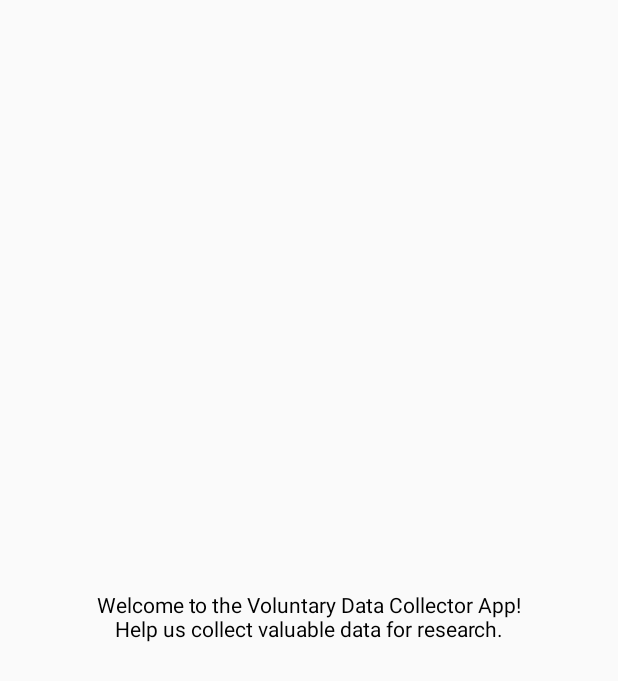
After one commit to PaulStudios/Voluntary-Data-Collector, an Android app built with Jetpack Compose: the InfoScreen screen opened through its navigation route, on a phone screen of 412 x 824 dp. The commit adds this screen. Shown: the top 681 px of the screen. Run offline under Robolectric (Android 15) with nearby library versions, the phone set to English and light mode, and no system bars; our stand-ins replace Firebase (no records; nobody signed in at launch, a user with empty details on screens opened directly).

Commit message:
Info Screen

```diff
--- /dev/null
+++ b/app/src/main/java/org/paulstudios/datasurvey/InfoScreen.kt
@@ -0,0 +1,21 @@
+package org.paulstudios.datasurvey
+
+import androidx.compose.foundation.layout.Arrangement
+import androidx.compose.foundation.layout.Column
+import androidx.compose.foundation.layout.fillMaxSize
+import androidx.compose.material3.Text
+import androidx.compose.runtime.Composable
+import androidx.compose.ui.Alignment
+import androidx.compose.ui.Modifier
+
+@Composable
+fun InfoScreen() {
+    Column(
+        modifier = Modifier.fillMaxSize(),
+        horizontalAlignment = Alignment.CenterHorizontally,
+        verticalArrangement = Arrangement.Center
+    ) {
+        Text("Welcome to the Voluntary Data Collector App!")
+        Text("Help us collect valuable data for research.")
+    }
+}
--- a/app/src/main/java/org/paulstudios/datasurvey/LoginScreen.kt
+++ b/app/src/main/java/org/paulstudios/datasurvey/LoginScreen.kt
@@ -67,7 +67,7 @@ fun LoginScreen(navController: NavController) {
                     auth.signInWithEmailAndPassword(email.value, password.value)
                         .addOnCompleteListener { task ->
                             if (task.isSuccessful) {
-                                onLoginSuccess()
+                                navController.navigate(Screen.Info.route)
                             } else {
                                 Log.w("Login", "signInWithEmail:failure", task.exception)
                             }
--- a/app/src/main/java/org/paulstudios/datasurvey/MyApp.kt
+++ b/app/src/main/java/org/paulstudios/datasurvey/MyApp.kt
@@ -15,6 +15,9 @@ fun MyApp(navController: NavHostController = rememberNavController()) {
         composable(Screen.Register.route) {
             RegisterScreen(navController = navController)
         }
+        composable(Screen.Info.route) {
+            InfoScreen()
+        }
         // Add more screens as composable destinations here
     }
 }
--- a/app/src/main/java/org/paulstudios/datasurvey/RegisterScreen.kt
+++ b/app/src/main/java/org/paulstudios/datasurvey/RegisterScreen.kt
@@ -68,7 +68,7 @@ fun RegisterScreen(navController: NavController) {
                     auth.createUserWithEmailAndPassword(email.value, password.value)
                         .addOnCompleteListener { task ->
                             if (task.isSuccessful) {
-                                onRegisterSuccess()
+                                navController.navigate(Screen.Info.route)
                             } else {
                                 Log.w("Register", "createUserWithEmail:failure", task.exception)
                             }
--- a/app/src/main/java/org/paulstudios/datasurvey/Screen.kt
+++ b/app/src/main/java/org/paulstudios/datasurvey/Screen.kt
@@ -3,5 +3,6 @@ package org.paulstudios.datasurvey
 sealed class Screen(val route: String) {
     object Login : Screen("login")
     object Register : Screen("register")
+    object Info : Screen("info")
     // Add more screens as needed
 }
```
